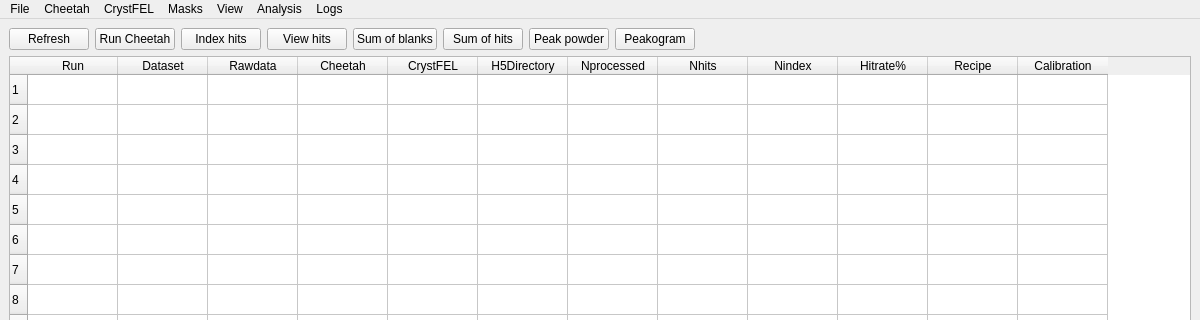
Qt form src/cheetah/ui_src/cheetahgui.ui (cheetahdevteam/cheetah-gui) before a commit; both pictures show x 0 to 1200 and y 0 to 320 of the 1200 by 900 pixel window.
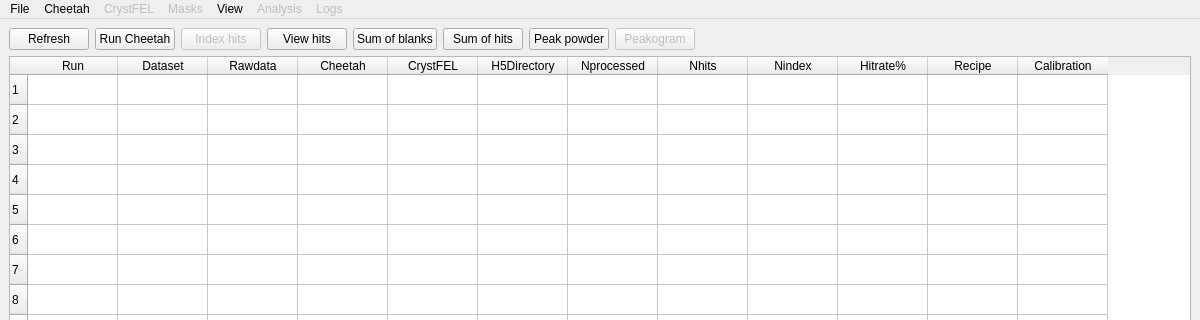
The same form after that commit.

```diff
--- a/src/cheetah/ui_src/cheetahgui.ui
+++ b/src/cheetah/ui_src/cheetahgui.ui
@@ -72,7 +72,7 @@
         <item>
          <widget class="QPushButton" name="button_index">
           <property name="enabled">
-           <bool>true</bool>
+           <bool>false</bool>
           </property>
           <property name="sizePolicy">
            <sizepolicy hsizetype="Preferred" vsizetype="Fixed">
@@ -173,7 +173,7 @@
         <item>
          <widget class="QPushButton" name="button_peakogram">
           <property name="enabled">
-           <bool>true</bool>
+           <bool>false</bool>
           </property>
           <property name="sizePolicy">
            <sizepolicy hsizetype="Preferred" vsizetype="Fixed">
@@ -342,6 +342,9 @@
     <addaction name="menu_modify_config_files"/>
    </widget>
    <widget class="QMenu" name="menuAnalysis">
+    <property name="enabled">
+     <bool>false</bool>
+    </property>
     <property name="title">
      <string>Analysis</string>
     </property>
@@ -351,6 +354,9 @@
     <addaction name="menu_analysis_peakogram"/>
    </widget>
    <widget class="QMenu" name="menu_masks">
+    <property name="enabled">
+     <bool>false</bool>
+    </property>
     <property name="title">
      <string>Masks</string>
     </property>
@@ -368,6 +374,9 @@
     <addaction name="menu_powder_blanks_sum"/>
    </widget>
    <widget class="QMenu" name="menuLogs">
+    <property name="enabled">
+     <bool>false</bool>
+    </property>
     <property name="title">
      <string>Logs</string>
     </property>
@@ -376,6 +385,9 @@
     <addaction name="menu_log_cheetah_status"/>
    </widget>
    <widget class="QMenu" name="menuCrystFEL">
+    <property name="enabled">
+     <bool>false</bool>
+    </property>
     <property name="title">
      <string>CrystFEL</string>
     </property>
```
Left out of the diff: 21 changed lines with no effect on the pictures.
